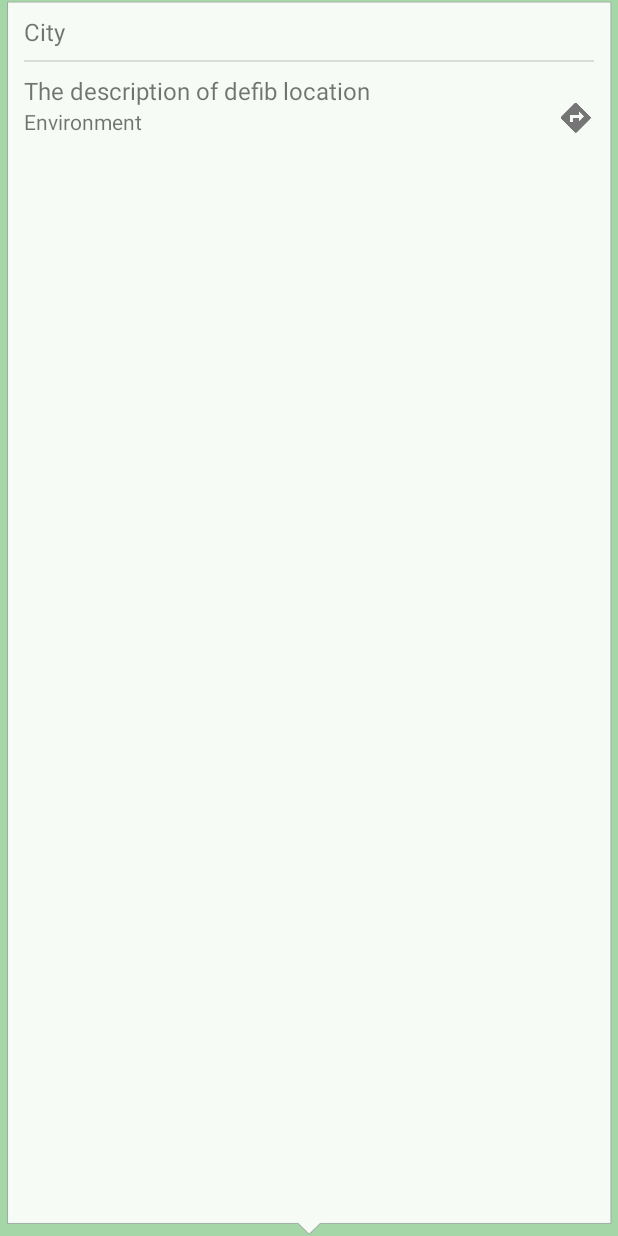
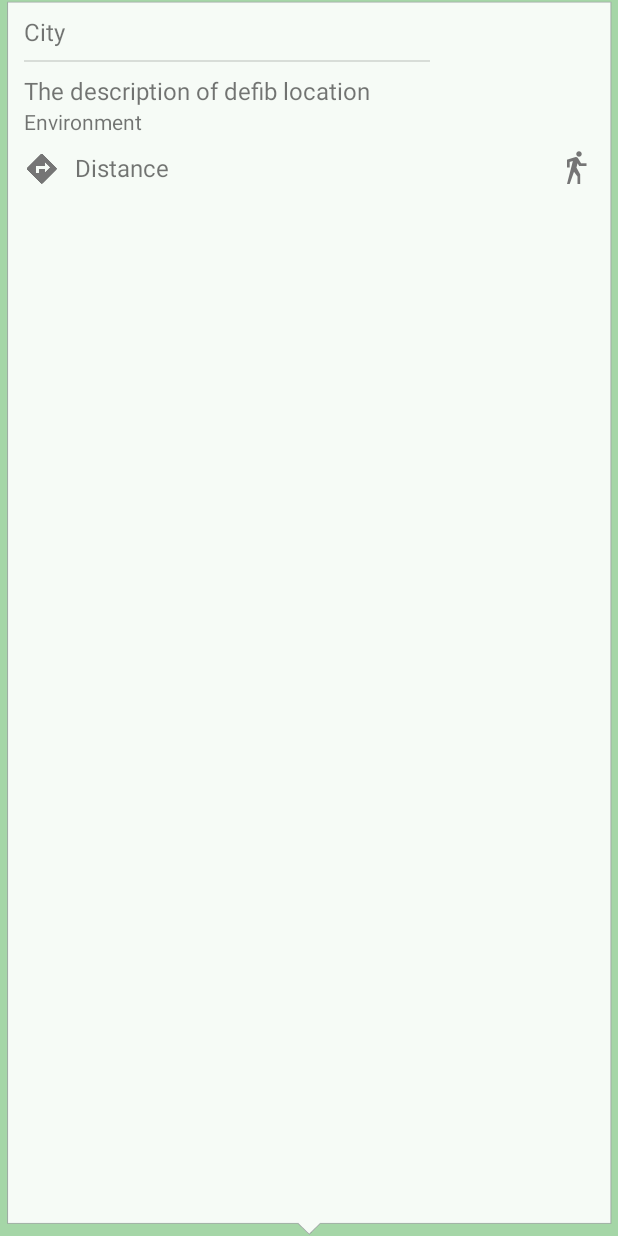
Before and after one commit to fabiendem/dae, an Android app: the layout info_window_content_defibrillator.xml on its own in the app's theme, with its tools: preview values and no code run, on a phone screen of 412 x 824 dp. Run offline under Robolectric (Android 15) with nearby library versions, the phone set to English and light mode, and no system bars.

Commit message:
Add distance in meters for closest defib and show walking icon

```diff
--- a/app/src/main/res/layout/info_window_content_defibrillator.xml
+++ b/app/src/main/res/layout/info_window_content_defibrillator.xml
@@ -9,6 +9,13 @@
     android:paddingRight="@dimen/info_window_padding"
     android:paddingBottom="@dimen/info_window_padding"
     android:paddingTop="@dimen/info_window_padding_top">
+
+    <LinearLayout
+        android:id="@+id/info_window_text"
+        android:layout_width="wrap_content"
+        android:layout_height="wrap_content"
+        android:orientation="vertical"
+        >
 
         <TextView
             android:id="@+id/txt_tip_directions"
@@ -30,7 +37,6 @@
             android:id="@+id/txt_tip_closest"
             android:layout_width="wrap_content"
             android:layout_height="wrap_content"
-        android:layout_below="@id/txt_tip_directions"
             android:layout_marginBottom="10dp"
             tools:text="Closest defibrillator"
             android:text="@string/tip_closest"
@@ -44,7 +50,6 @@
             android:id="@+id/txt_city"
             android:layout_width="wrap_content"
             android:layout_height="wrap_content"
-        android:layout_below="@id/txt_tip_closest"
             android:textSize="16sp"
             tools:text="City"
             />
@@ -52,13 +57,12 @@
         <View
             android:id="@+id/divider"
             style="@style/Divider"
-        android:layout_below="@id/txt_city"/>
+            />
 
         <TextView
             android:id="@+id/txt_description"
             android:layout_width="wrap_content"
             android:layout_height="wrap_content"
-        android:layout_below="@id/divider"
             android:paddingRight="40dp"
             android:paddingEnd="40dp"
             fontPath="fonts/Roboto-Bold.ttf"
@@ -70,17 +74,30 @@
             android:id="@+id/txt_environment"
             android:layout_width="wrap_content"
             android:layout_height="wrap_content"
-        android:layout_below="@id/txt_description"
             tools:text="Environment"
             />
+
+        <TextView
+            android:id="@+id/txt_distance"
+            android:layout_width="wrap_content"
+            android:layout_height="wrap_content"
+            android:layout_marginTop="10dp"
+            fontPath="fonts/Roboto-Bold.ttf"
+            android:textSize="16sp"
+            tools:text="Distance"
+            android:drawableLeft="@drawable/ic_directions_grey600_24dp"
+            android:drawablePadding="10dp"
+            />
+   </LinearLayout>
 
     <ImageView
         android:layout_width="wrap_content"
         android:layout_height="wrap_content"
-        android:src="@drawable/ic_directions_grey600_24dp"
+        android:src="@drawable/ic_directions_walk_grey600_24dp"
         android:contentDescription="@string/directions"
         android:layout_alignParentRight="true"
         android:layout_alignParentEnd="true"
-        android:layout_alignBottom="@id/txt_environment"/>
+        android:layout_alignBottom="@id/info_window_text"
+        />
 
 </RelativeLayout>
--- a/app/src/main/res/values/strings.xml
+++ b/app/src/main/res/values/strings.xml
@@ -23,6 +23,7 @@
     <string name="tip_directions">Tap here to show the directions</string>
     <string name="tip_closest">Closest defibrillator</string>
     <string name="walking_directions_title">Show directions via:</string>
+    <string name="at_distance">At %1$d meters</string>
 
     <!-- Errors -->
     <string name="error_snackbar_not_in_68">Out of the Haut-Rhin (France)?\nNo defibrillator referenced yet</string>
```
Also changed, not shown: app/src/main/java/com/fabiendem/defib68/fragments/MapFragment.java (+10 -0 lines), app/src/main/java/com/fabiendem/defib68/map/DefibrillatorInfoWindowAdapter.java (+15 -0 lines), app/src/main/res/drawable-hdpi/ic_directions_walk_grey600_24dp.png (added), app/src/main/res/drawable-mdpi/ic_directions_walk_grey600_24dp.png (added), app/src/main/res/drawable-xhdpi/ic_directions_walk_grey600_24dp.png (added), app/src/main/res/drawable-xxhdpi/ic_directions_walk_grey600_24dp.png (added), app/src/main/res/drawable-xxxhdpi/ic_directions_walk_grey600_24dp.png (added), 1 other file. Lines whose indentation alone changed are shown as unchanged.
